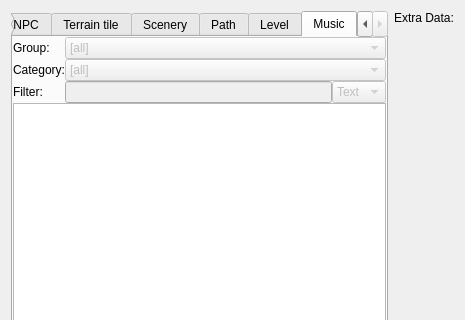
Qt form Editor/editing/_dialogs/itemselectdialog.ui (WohlSoft/Moondust-Project) before a commit; both pictures show x 0 to 465 and y 0 to 320 of the 465 by 494 pixel window.
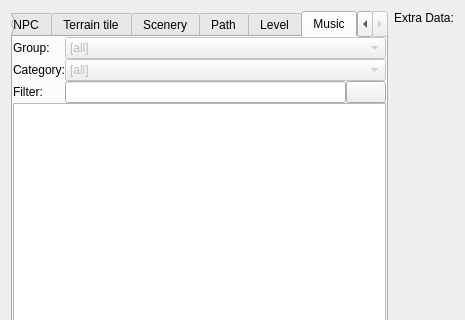
The same form after that commit. The open tabs and pages were chosen to show the change. Icons and pictures are not drawn.

Commit message: Editor: Item selection dialog: prepare for a rework [ci skip]

Patch:
```diff
--- a/Editor/editing/_dialogs/itemselectdialog.ui
+++ b/Editor/editing/_dialogs/itemselectdialog.ui
@@ -896,30 +896,24 @@
          <item row="2" column="1">
           <widget class="QLineEdit" name="Sel_Text_Music">
            <property name="enabled">
-            <bool>false</bool>
+            <bool>true</bool>
            </property>
           </widget>
          </item>
-         <item row="2" column="2">
-          <widget class="QComboBox" name="Sel_Combo_FiltertypeMusic">
-           <property name="enabled">
-            <bool>false</bool>
-           </property>
-           <item>
-            <property name="text">
-             <string>Text</string>
-            </property>
-           </item>
-           <item>
-            <property name="text">
-             <string>ID</string>
-            </property>
-           </item>
-          </widget>
-         </item>
          <item row="3" column="0" colspan="3">
           <widget class="QListWidget" name="Sel_List_Music"/>
          </item>
+         <item row="2" column="2">
+          <widget class="QPushButton" name="Sel_FilterSetupMusicBox">
+           <property name="text">
+            <string notr="true"/>
+           </property>
+           <property name="icon">
+            <iconset resource="../../_resources/editor.qrc">
+             <normaloff>:/images/wrench_16x16.png</normaloff>:/images/wrench_16x16.png</iconset>
+           </property>
+          </widget>
+         </item>
         </layout>
        </widget>
       </widget>
```
Left out of the diff: 212 changed lines with no effect on the pictures. The commit also changes 3 other files.
